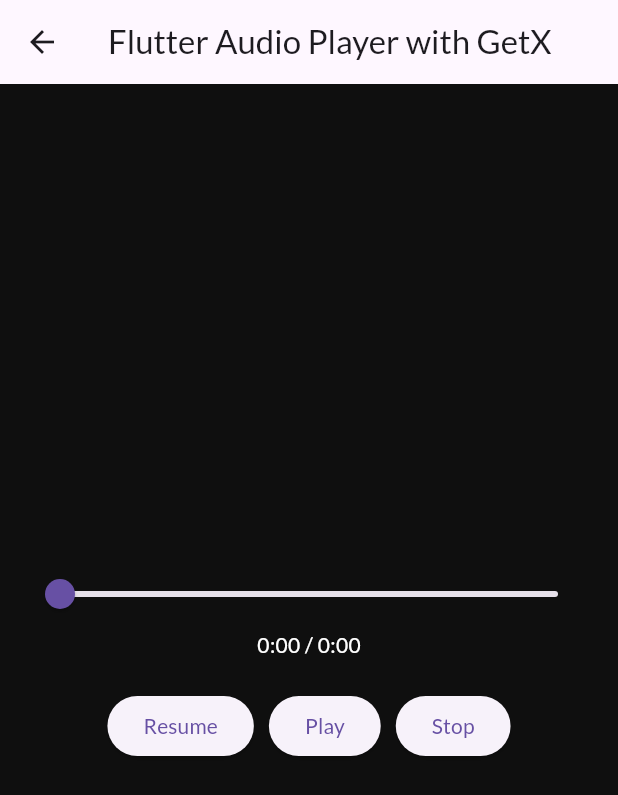
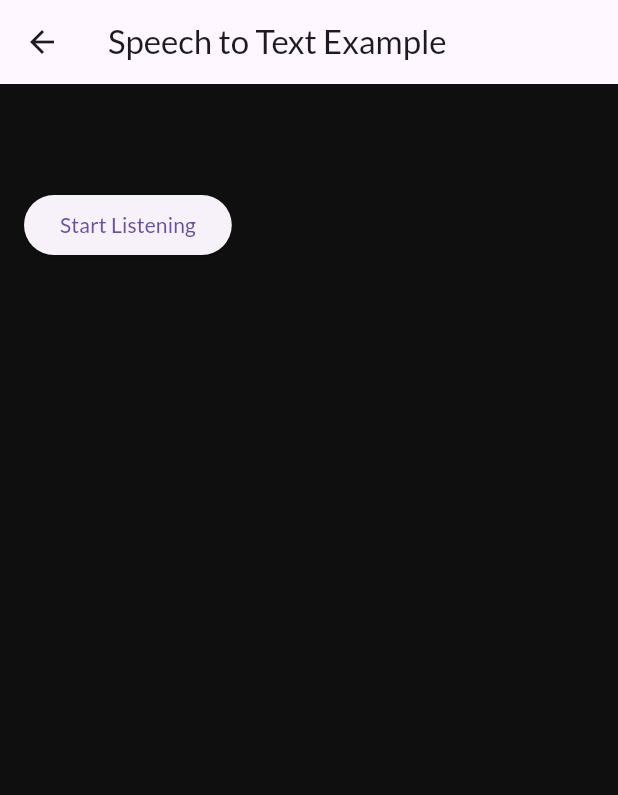
Before and after one commit to FerdiNP/ebook_mobile, a Flutter app: the TestView screen opened by its route, on a phone screen of 412 x 824 dp. Shown: the top 795 px of the screen. Run offline on Flutter 3.47's test engine with Material 3 defaults, Android fonts, the phone set to English and light mode, and no system bars; our stand-ins replace audioplayers, cloud_firestore, file_picker, firebase_auth, firebase_core, firebase_messaging and 15 more; accounts and stored records are empty; network calls fail.

```diff
--- a/lib/app/controller/auth_controller/audio_controller.dart
+++ b/lib/app/controller/auth_controller/audio_controller.dart
@@ -15,17 +15,14 @@ class AudioController extends GetxController {
   void onInit() {
     super.onInit();
 
-    // Memonitor perubahan durasi audio
     _audioPlayer.onDurationChanged.listen((d) {
       duration.value = d;
     });
 
-    // Memonitor perubahan posisi audio
     _audioPlayer.onPositionChanged.listen((p) {
       position.value = p;
     });
 
-    // Memonitor status pemutaran
     _audioPlayer.onPlayerStateChanged.listen((state) {
       isPlaying.value = (state == PlayerState.playing);
     });
--- a/lib/app/modules/book_view/book_page.dart
+++ b/lib/app/modules/book_view/book_page.dart
@@ -126,7 +126,7 @@ class _BookListPageState extends State<BookListPage> {
                 ),
               ),
               onChanged: (value) {
-                _filterBooks(value); // Fetch and filter books as the user types
+                _filterBooks(value);
               },
             )),
           ),
--- a/lib/app/modules/profile_detail/view.dart
+++ b/lib/app/modules/profile_detail/view.dart
@@ -1,78 +1,39 @@
 import 'package:flutter/material.dart';
 
 import 'package:get/get.dart';
+import 'package:prak_mobile/app/controller/auth_controller/voice_controller.dart';
 
-import '../../controller/auth_controller/audio_controller.dart';
 
-class TestView extends GetView<AudioController> {
-  final AudioController controller = Get.put(AudioController());
-
+class TestView extends GetView<VoiceController> {
+  final VoiceController controller = Get.put(VoiceController()); // Ensure the controller is initialized
   TestView({Key? key}) : super(key: key);
   @override
   Widget build(BuildContext context) {
-    // URL dari audio yang akan diputar
-    const audioUrl = 'https://www.soundhelix.com/examples/mp3/SoundHelix-Song-1.mp3';
     return Scaffold(
       appBar: AppBar(
-        title: const Text('Flutter Audio Player with GetX'),
+        title: const Text("Speech to Text Example"),
       ),
       body: Padding(
           padding: const EdgeInsets.all(16.0),
           child: Column(
-          mainAxisAlignment: MainAxisAlignment.center,
-          children: <Widget>[
-            // Slider untuk mengontrol posisi audio
-            Obx(() {
-              return Slider(
-                min: 0.0,
-                max: controller.duration.value.inSeconds.toDouble(),
-                value: controller.position.value.inSeconds.toDouble(),
-                onChanged: (value) {
-                  controller.seekAudio(Duration(seconds: value.toInt()));
-                },
-              );
-            }),
-
-            // Menampilkan waktu yang sudah diputar dan durasi total
-            Obx(() {
-              return Text(
-                '${_formatDuration(controller.position.value)} / ${_formatDuration(controller.duration.value)}', style: TextStyle(color: Colors.white),
-              );
-            }),
-
+              children: [
+              Obx(() => Text(
+          controller.text.value,
+          style: const TextStyle(fontSize: 24),
+    )),
     const SizedBox(height: 20),
-
-            // Tombol untuk mengontrol pemutaran audio (Play, Pause/Resume, Stop)
-            Obx(() {
-              return Row(
-                mainAxisAlignment: MainAxisAlignment.center,
-                children: [
-                  ElevatedButton(
-                    onPressed: controller.isPlaying.value
-                        ? controller.pauseAudio
-                        : controller.resumeAudio,
-                    child: Text(controller.isPlaying.value ? 'Pause' : 'Resume'),
-                  ),
-                  const SizedBox(width: 10),
-                  ElevatedButton(
-                    onPressed: () => controller.playAudio(audioUrl),
-                    child: const Text('Play'),
-                  ),
-                  const SizedBox(width: 10),
-                  ElevatedButton(
-                    onPressed: controller.stopAudio,
-                    child: const Text('Stop'),
-                  ),
-                ],
-              );
-            }),
+    Obx(() => controller.isListening.value
+    ? ElevatedButton(
+    onPressed: controller.stopListening,
+    child: const Text("Stop Listening"),
+    )
+        : ElevatedButton(
+    onPressed: controller.startListening,
+    child: const Text("Start Listening"),
+    )),
     ],
     ),
     ),
     );
     }
-  // Fungsi untuk memformat durasi menjadi menit:detik
-  String _formatDuration(Duration duration) {
-    return "${duration.inMinutes}:${(duration.inSeconds % 60).toString().padLeft(2, '0')}";
 }
-}
--- a/lib/app/routes/app_routes.dart
+++ b/lib/app/routes/app_routes.dart
@@ -13,9 +13,9 @@ abstract class Routes {
   static const PROFILE = _Paths.PROFILE;
   static const BOOKLIST = _Paths.BOOKLIST;
   static const BOOK_DETAIL = _Paths.BOOK_DETAIL;
+  static const LOCATION = _Paths.LOCATION;
+  static const MAP = _Paths.MAP;
   static const TEST = _Paths.TEST;
-
-
 }
 
 abstract class _Paths {
@@ -30,5 +30,7 @@ abstract class _Paths {
   static const PROFILE = '/profile';
   static const BOOKLIST = '/book-list';
   static const BOOK_DETAIL = '/book-detail';
+  static const LOCATION = '/location';
+  static const MAP = '/map';
   static const TEST = '/test';
 }
--- a/pubspec.yaml
+++ b/pubspec.yaml
@@ -55,6 +55,12 @@ dependencies:
   permission_handler:
   audioplayers: ^5.2.1
   file_picker:
+  geolocator:
+  geocoding:
+  google_maps_flutter:
+  url_launcher:
+  flutter_map: ^7.0.2
+  latlong2:
 
 dev_dependencies:
   flutter_test:
```
Also changed, not shown: lib/app/controller/auth_controller/gps_controller.dart (added, +58 -0 lines), lib/app/controller/auth_controller/voice_controller.dart (+10 -4 lines), lib/app/modules/account/views/account_view.dart (+9 -1 lines), lib/app/modules/book_manage/views/book_add_view.dart (+7 -10 lines), lib/app/modules/location/views/location_view.dart (added, +202 -0 lines), lib/app/modules/location/views/map_view.dart (added, +49 -0 lines), lib/app/routes/app_pages.dart (+10 -0 lines), pubspec.lock, 6 other files. Lines whose indentation alone changed are shown as unchanged.
